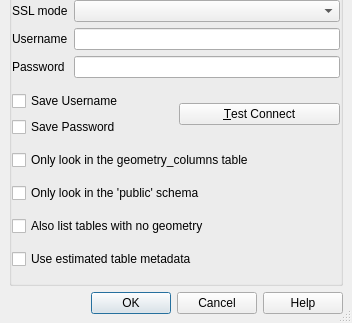
The window that src/ui/qgspgnewconnectionbase.ui (qgis/QGIS) describes before a commit, drawn with Qt 5; both pictures show x 0 to 352 and y 177 to 500 of the 352 by 500 pixel window.
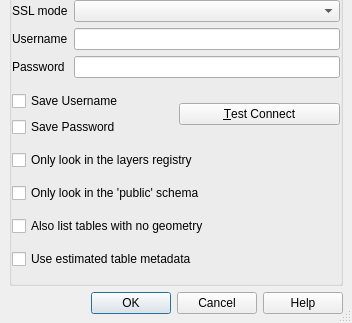
The same window after the commit.

Commit message:
Reword "only look in geometry_columns" to "only look in layers registry"
Fixes #4533

```diff
--- a/src/ui/qgspgnewconnectionbase.ui
+++ b/src/ui/qgspgnewconnectionbase.ui
@@ -199,7 +199,7 @@
          <string>Restricts the displayed tables to those that are in the geometry_columns table. This can speed up the initial display of spatial tables.</string>
         </property>
         <property name="text">
-         <string>Only look in the geometry_columns table</string>
+         <string>Only look in the layers registry</string>
         </property>
        </widget>
       </item>
```
Left out of the diff: 4 changed lines with no effect on the pictures.
